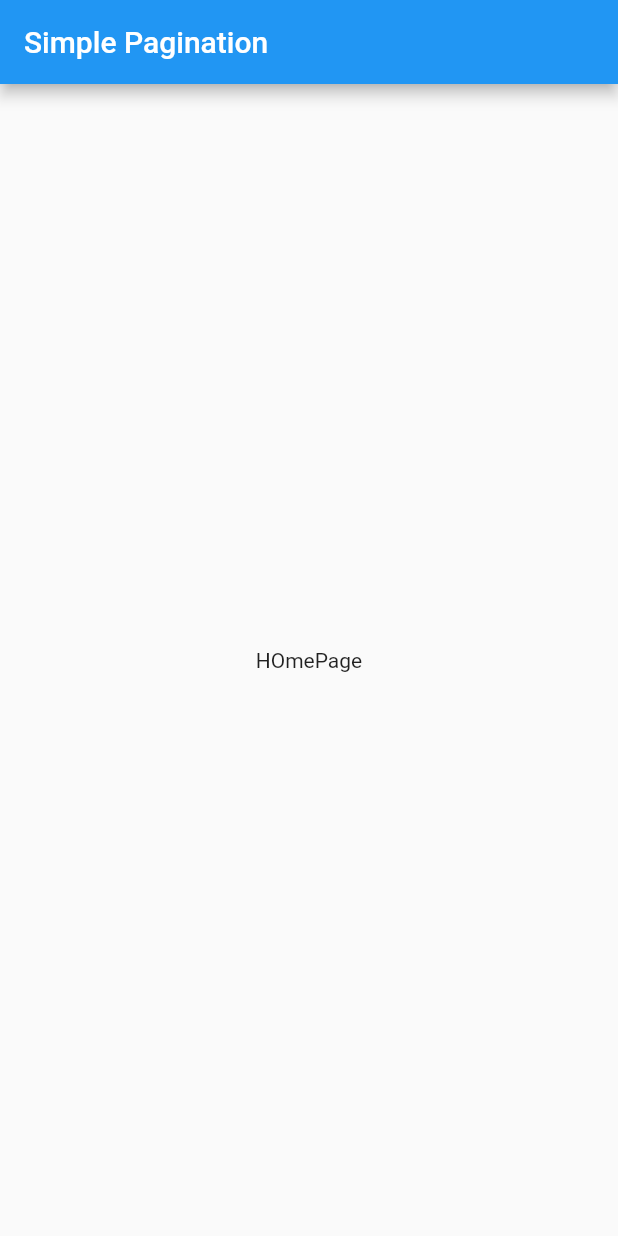
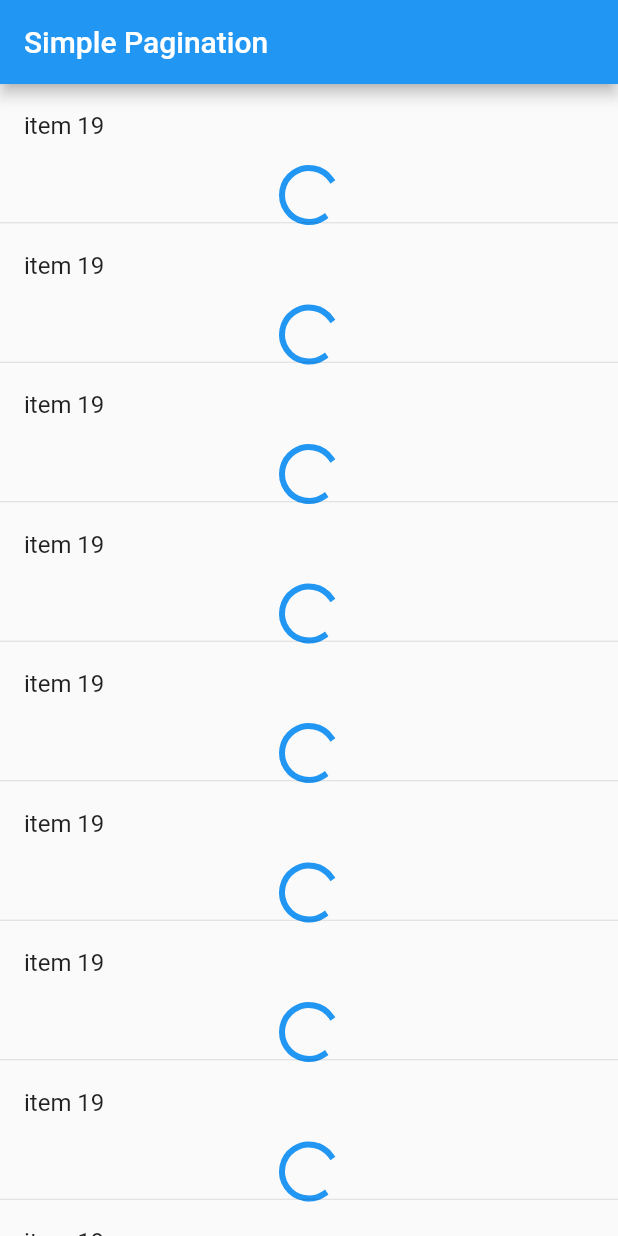
Before and after one commit to fahadhafizdev/flutter-simple-pagination, a Flutter app: the screen it shows after launch, on a phone screen of 412 x 824 dp. Run offline on Flutter 3.47's test engine with Material 2 defaults, Android fonts, the light colour scheme and no system bars.

Commit message:
Update home_page.dart

```diff
--- a/lib/home_page.dart
+++ b/lib/home_page.dart
@@ -1,3 +1,5 @@
+import 'dart:developer';
+
 import 'package:flutter/material.dart';
 
 class HomePage extends StatefulWidget {
@@ -8,6 +10,7 @@ class HomePage extends StatefulWidget {
 }
 
 class _HomePageState extends State<HomePage> {
+  ScrollController scrollController = ScrollController();
   List<String> items = [];
   bool loading = false, allLoaded = false;
 
@@ -19,6 +22,38 @@ class _HomePageState extends State<HomePage> {
       loading = true;
     });
     await Future.delayed(const Duration(milliseconds: 600));
+    List<String> newData = items.length >= 60
+        ? []
+        : List.generate(20, (index) => 'item ${index + items.length}');
+    if (newData.isNotEmpty) {
+      items.addAll(newData);
+    }
+
+    setState(() {
+      loading = false;
+      allLoaded = newData.isEmpty;
+    });
+  }
+
+  @override
+  void initState() {
+    mockFetch();
+
+    scrollController.addListener(() {
+      if (scrollController.position.pixels >=
+              scrollController.position.maxScrollExtent &&
+          !loading) {
+        log('PAGINATE CALL');
+        mockFetch();
+      }
+    });
+    super.initState();
+  }
+
+  @override
+  void dispose() {
+    scrollController.dispose();
+    super.dispose();
   }
 
   @override
@@ -27,9 +62,31 @@ class _HomePageState extends State<HomePage> {
       appBar: AppBar(
         title: Text('Simple Pagination'),
       ),
-      body: Center(
-        child: Text('HOmePage'),
-      ),
+      body: (items.isNotEmpty)
+          ? ListView.separated(
+              controller: scrollController,
+              itemBuilder: (context, index) {
+                return !loading && index == items.length - 1
+                    ? ListTile(
+                        title: Text(items[index]),
+                      )
+                    : Column(
+                        children: [
+                          ListTile(
+                            title: Text(items[items.length - 1]),
+                          ),
+                          CircularProgressIndicator(),
+                        ],
+                      );
+              },
+              separatorBuilder: (context, index) {
+                return Divider(height: 1);
+              },
+              itemCount: items.length,
+            )
+          : Center(
+              child: CircularProgressIndicator(),
+            ),
     );
   }
 }
```
